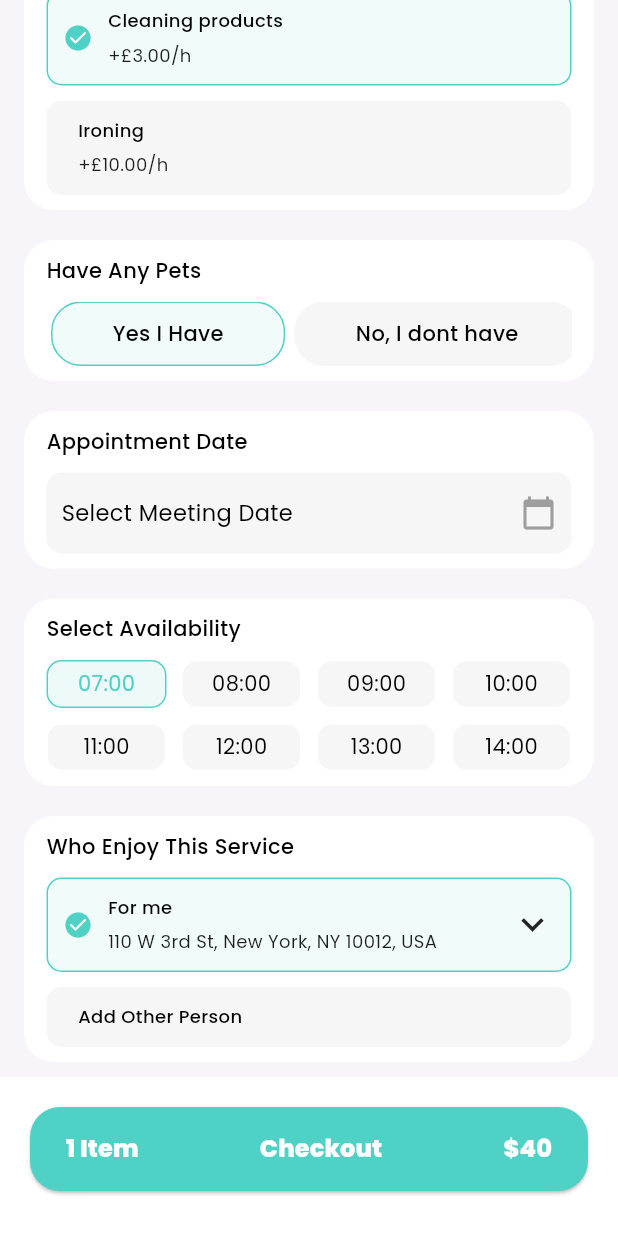
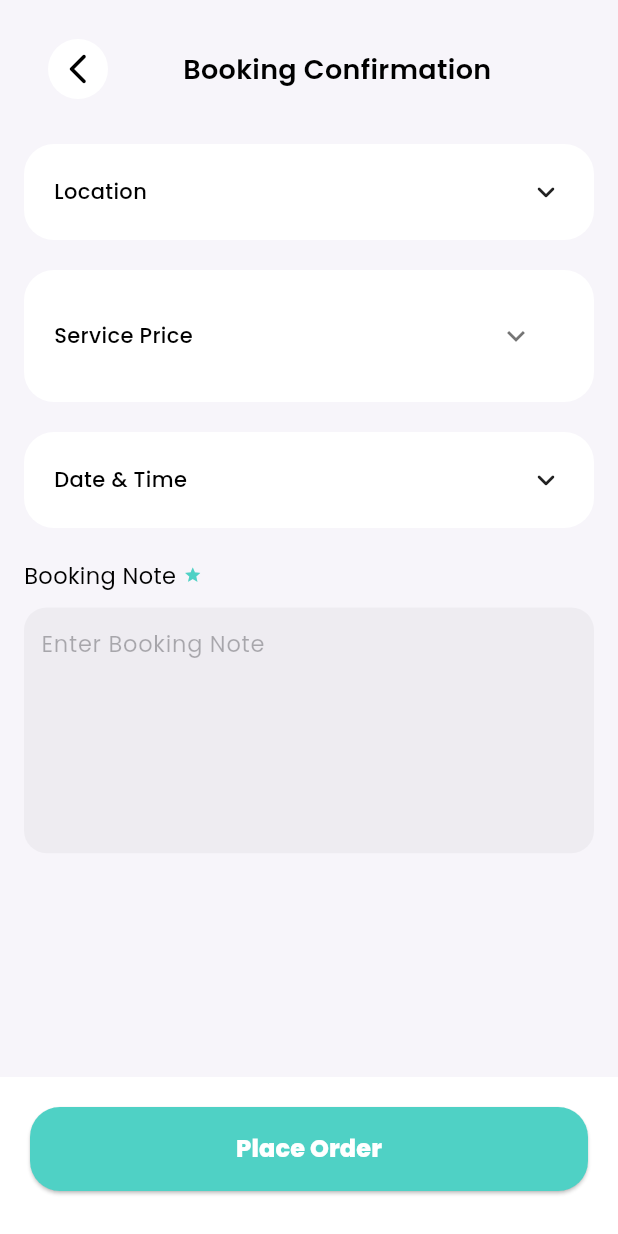
Before and after one commit to Tarikul-Islam-Shykat/epicboymoses, a Flutter app: the AddBookingDetailsScreen2 screen opened by its route, scrolled down 288 dp, after a tap on "1 Item", on a phone screen of 412 x 824 dp. Run offline on Flutter 3.47's test engine with Material 3 defaults, Android fonts, the phone set to English and light mode, and no system bars; our stand-ins replace flutter_easyloading, flutter_screenutil, flutter_spinkit, flutter_svg, fluttertoast, get and 4 more; accounts and stored records are empty.

Commit message:
booking_confirmation_controller.dart done

```diff
--- a/lib/core/global_widegts/custom_text_field.dart
+++ b/lib/core/global_widegts/custom_text_field.dart
@@ -13,11 +13,12 @@ class CustomTextField extends StatelessWidget {
     this.fontWeight,
     this.lineHeight,
   });
+
   final String? hitText;
   final String? title;
   final double? fontSize;
   final FontWeight? fontWeight;
-  final double? lineHeight;
+  final int? lineHeight;
   final TextEditingController controller;
 
   @override
@@ -28,7 +29,7 @@ class CustomTextField extends StatelessWidget {
           children: [
             Text(title ?? "", style: globalTextStyle()),
             SizedBox(width: 5),
-            Icon( Icons.star, color: AppColors.primaryColor, size: 12),
+            Icon(Icons.star, color: AppColors.primaryColor, size: 12),
           ],
         ),
         SizedBox(height: 10),
@@ -39,9 +40,8 @@ class CustomTextField extends StatelessWidget {
           ),
           child: TextFormField(
             controller: controller,
-            style: globalTextStyle(
-              color: Color(0xff1E1E24).withValues(alpha: 0.34),
-            ),
+            maxLines: lineHeight ?? 1,
+            style: globalTextStyle(color: AppColors.blackColor),
             decoration: InputDecoration(
               hintText: hitText ?? "Enter text here",
               hintStyle: globalTextStyle(
--- a/lib/feature/user/add_booking_details/controller/add_booking_details_controller.dart
+++ b/lib/feature/user/add_booking_details/controller/add_booking_details_controller.dart
@@ -63,4 +63,6 @@ class AddBookingDetailsController extends GetxController {
 
 
 
+
+
 }
--- /dev/null
+++ b/lib/feature/user/add_booking_details/controller/booking_confirmation_controller.dart
@@ -0,0 +1,8 @@
+import 'package:get/get.dart';
+
+class BookingConfirmationController extends GetxController{
+  final RxBool isExpanded = false.obs;
+  void changeExpand(){
+    isExpanded.value = !isExpanded.value;
+  }
+}
--- a/lib/feature/user/add_booking_details/screen/add_booking_details_screen2.dart
+++ b/lib/feature/user/add_booking_details/screen/add_booking_details_screen2.dart
@@ -3,6 +3,7 @@ import 'package:epicboymoses/core/global_widegts/custom_button.dart';
 import 'package:epicboymoses/core/global_widegts/custom_text_field.dart';
 import 'package:epicboymoses/core/style/global_text_style.dart';
 import 'package:epicboymoses/feature/user/add_booking_details/controller/add_booking_details_controller.dart';
+import 'package:epicboymoses/route/route.dart';
 import 'package:flutter/material.dart';
 import 'package:flutter_screenutil/flutter_screenutil.dart';
 import 'package:get/get.dart';
@@ -97,7 +98,9 @@ class AddBookingDetailsScreen2 extends StatelessWidget {
                 borderRadius: BorderRadius.circular(20.0),
               ),
             ),
-            onPressed: () {},
+            onPressed: () {
+              Get.toNamed(AppRoute.bookingConfirmationScreen);
+            },
             child: Row(
               mainAxisAlignment: MainAxisAlignment.spaceBetween,
               children: [
--- /dev/null
+++ b/lib/feature/user/add_booking_details/screen/booking_confirmation_screen.dart
@@ -0,0 +1,350 @@
+import 'package:epicboymoses/core/const/app_colors.dart';
+import 'package:epicboymoses/core/global_widegts/custom_button.dart';
+import 'package:epicboymoses/core/global_widegts/custom_text_field.dart';
+import 'package:epicboymoses/core/style/global_text_style.dart';
+import 'package:epicboymoses/feature/user/add_booking_details/controller/booking_confirmation_controller.dart';
+
+import 'package:flutter/material.dart';
+import 'package:get/get.dart';
+import 'package:get/instance_manager.dart';
+import 'package:get/utils.dart';
+
+class BookingConfirmationScreen extends StatelessWidget {
+  const BookingConfirmationScreen({super.key});
+
+  @override
+  Widget build(BuildContext context) {
+    BookingConfirmationController bookingConfirmationController = Get.put(
+      BookingConfirmationController(),
+    );
+    return Scaffold(
+      backgroundColor: AppColors.bgColor,
+      body: SafeArea(
+        child: SingleChildScrollView(
+          padding: const EdgeInsets.all(16),
+          child: Column(
+            children: [
+              // Top AppBar
+              Padding(
+                padding: const EdgeInsets.symmetric(
+                  horizontal: 16.0,
+                  vertical: 10,
+                ),
+                child: Row(
+                  mainAxisAlignment: MainAxisAlignment.start,
+                  children: [
+                    InkWell(
+                      onTap: () => Navigator.pop(context),
+                      child: const CircleAvatar(
+                        backgroundColor: Colors.white,
+                        child: Icon(
+                          Icons.arrow_back_ios_new_rounded,
+                          color: Colors.black,
+                        ),
+                      ),
+                    ),
+                    SizedBox(width: 50),
+                    Text(
+                      "Booking Confirmation",
+                      style: globalTextStyle(
+                        fontWeight: FontWeight.w600,
+                        fontSize: 18,
+                      ),
+                    ),
+                  ],
+                ),
+              ),
+
+              SizedBox(height: 20),
+
+              // body content
+              // Location
+              Container(
+                padding: const EdgeInsets.symmetric(
+                  horizontal: 20,
+                  vertical: 20,
+                ),
+                decoration: BoxDecoration(
+                  color: AppColors.whiteColor,
+                  borderRadius: BorderRadius.circular(20),
+                ),
+                child: Column(
+                  children: [
+                    // heading
+                    Row(
+                      mainAxisAlignment: MainAxisAlignment.spaceBetween,
+                      children: [
+                        Text(
+                          'Location',
+                          style: globalTextStyle(
+                            fontSize: 14,
+                            fontWeight: FontWeight.w500,
+                          ),
+                        ),
+
+                        Icon(Icons.keyboard_arrow_down_rounded),
+                      ],
+                    ),
+                  ],
+                ),
+              ),
+              SizedBox(height: 20),
+
+              // Service Price  test
+              Obx(() {
+                return Container(
+                  padding: const EdgeInsets.symmetric(horizontal: 20, vertical: 20),
+                  decoration: BoxDecoration(
+                    color: AppColors.whiteColor,
+                    borderRadius: BorderRadius.circular(20),
+                  ),
+                  child: ExpansionPanelList(
+                    elevation: 0,
+                    expandedHeaderPadding: EdgeInsets.zero,
+                    expansionCallback: (index, isExpanded) {
+                      bookingConfirmationController.changeExpand();
+                    },
+                    children: [
+                      ExpansionPanel(
+                        backgroundColor: AppColors.whiteColor,
+                        isExpanded: bookingConfirmationController.isExpanded.value,
+                        canTapOnHeader: true,
+                        headerBuilder: (context, isExpanded) {
+                          return Container(
+                            padding: const EdgeInsets.symmetric(vertical: 10),
+
+                            child: Align(
+                              alignment: Alignment.centerLeft,
+                              child: Text(
+                                'Service Price',
+                                style: globalTextStyle(
+                                  fontSize: 14,
+                                  fontWeight: FontWeight.w500,
+                                ),
+                              ),
+                            ),
+                          );
+                        },
+                        body: Column(
+                          children: [
+                            _buildPriceRow('Classic Regular Cleaning', '\$20'),
+                            SizedBox(height: 5),
+                            _buildPriceRow('For 2 hour', '\$20'),
+                            SizedBox(height: 5),
+                            _buildPriceRow('Presence of pets', '\$20'),
+                            SizedBox(height: 5),
+                            const Divider(thickness: 1, color: Colors.grey),
+                            SizedBox(height: 5),
+                            _buildPriceRow(
+                              'Total Bill',
+                              '\$22',
+                              isBold: true,
+                              fontSize: 14,
+                            ),
+                          ],
+                        ),
+                      ),
+                    ],
+                  ),
+                );
+              }),
+
+
+              // Service Price
+              // Container(
+              //   padding: const EdgeInsets.symmetric(
+              //     horizontal: 20,
+              //     vertical: 20,
+              //   ),
+              //   decoration: BoxDecoration(
+              //     color: AppColors.whiteColor,
+              //     borderRadius: BorderRadius.circular(20),
+              //   ),
+              //   child: Column(
+              //     children: [
+              //       // heading
+              //       Row(
+              //         mainAxisAlignment: MainAxisAlignment.spaceBetween,
+              //         children: [
+              //           Text(
+              //             'Service Price',
+              //             style: globalTextStyle(
+              //               fontSize: 14,
+              //               fontWeight: FontWeight.w500,
+              //             ),
+              //           ),
+              //
+              //           Icon(Icons.keyboard_arrow_up_outlined),
+              //         ],
+              //       ),
+              //       SizedBox(height: 10),
+              //       Row(
+              //         mainAxisAlignment: MainAxisAlignment.spaceBetween,
+              //         children: [
+              //           Text(
+              //             'Classic Regular Cleaning',
+              //             style: globalTextStyle(
+              //               color: AppColors.grayColor,
+              //               fontSize: 12,
+              //             ),
+              //           ),
+              //           Text(
+              //             '\$20',
+              //             style: globalTextStyle(
+              //               color: AppColors.grayColor,
+              //               fontSize: 12,
+              //             ),
+              //           ),
+              //         ],
+              //       ),
+              //       SizedBox(height: 5),
+              //       Row(
+              //         mainAxisAlignment: MainAxisAlignment.spaceBetween,
+              //         children: [
+              //           Text(
+              //             'For 2 hour',
+              //             style: globalTextStyle(
+              //               color: AppColors.grayColor,
+              //               fontSize: 12,
+              //             ),
+              //           ),
+              //           Text(
+              //             '\$20',
+              //             style: globalTextStyle(
+              //               color: AppColors.grayColor,
+              //               fontSize: 12,
+              //             ),
+              //           ),
+              //         ],
+              //       ),
+              //       SizedBox(height: 5),
+              //       Row(
+              //         mainAxisAlignment: MainAxisAlignment.spaceBetween,
+              //         children: [
+              //           Text(
+              //             'Presence of pets',
+              //             style: globalTextStyle(
+              //               color: AppColors.grayColor,
+              //               fontSize: 12,
+              //             ),
+              //           ),
+              //           Text(
+              //             '\$20',
+              //             style: globalTextStyle(
+              //               color: AppColors.grayColor,
+              //               fontSize: 12,
+              //             ),
+              //           ),
+              //         ],
+              //       ),
+              //       SizedBox(height: 5),
+              //       const Divider(thickness: 1, color: Colors.grey),
+              //       SizedBox(height: 5),
+              //
+              //       Row(
+              //         mainAxisAlignment: MainAxisAlignment.spaceBetween,
+              //         children: [
+              //           Text(
+              //             'Total Bill',
+              //             style: globalTextStyle(
+              //               color: AppColors.grayColor,
+              //               fontSize: 14,
+              //               fontWeight: FontWeight.bold,
+              //             ),
+              //           ),
+              //           Text(
+              //             '\$22',
+              //             style: globalTextStyle(
+              //               color: AppColors.grayColor,
+              //               fontSize: 14,
+              //               fontWeight: FontWeight.bold,
+              //             ),
+              //           ),
+              //         ],
+              //       ),
+              //     ],
+              //   ),
+              // ),
+              SizedBox(height: 20),
+
+              // Date & TIme
+              Container(
+                padding: const EdgeInsets.symmetric(
+                  horizontal: 20,
+                  vertical: 20,
+                ),
+                decoration: BoxDecoration(
+                  color: AppColors.whiteColor,
+                  borderRadius: BorderRadius.circular(20),
+                ),
+                child: Column(
+                  children: [
+                    // heading
+                    Row(
+                      mainAxisAlignment: MainAxisAlignment.spaceBetween,
+                      children: [
+                        Text(
+                          'Date & Time',
+                          style: globalTextStyle(
+                            fontSize: 14,
+                            fontWeight: FontWeight.w500,
+                          ),
+                        ),
+
+                        Icon(Icons.keyboard_arrow_down_rounded),
+                      ],
+                    ),
+                  ],
+                ),
+              ),
+              SizedBox(height: 20),
+
+              // booking note
+              CustomTextField(
+                title: 'Booking Note',
+                controller: TextEditingController(),
+                hitText: 'Enter Booking Note',
+                lineHeight: 6,
+              ),
+            ],
+          ),
+        ),
+      ),
+      bottomSheet: Container(
+        decoration: BoxDecoration(color: AppColors.whiteColor),
+        padding: EdgeInsets.only(bottom: 30, left: 20, right: 20, top: 20),
+        child: CustomButton(
+          title: "Place Order",
+          onPressed: () {
+            // Get.toNamed(AppRoute.);
+          },
+        ),
+      ),
+    );
+  }
+}
+
+Widget _buildPriceRow(String title, String price,
+    {bool isBold = false, double fontSize = 12}) {
+  return Row(
+    mainAxisAlignment: MainAxisAlignment.spaceBetween,
+    children: [
+      Text(
+        title,
+        style: globalTextStyle(
+          fontSize: fontSize,
+          fontWeight: isBold ? FontWeight.bold : FontWeight.normal,
+          color: AppColors.grayColor,
+        ),
+      ),
+      Text(
+        price,
+        style: globalTextStyle(
+          fontSize: fontSize,
+          fontWeight: isBold ? FontWeight.bold : FontWeight.normal,
+          color: AppColors.grayColor,
+        ),
+      ),
+    ],
+  );
+}
--- a/lib/route/route.dart
+++ b/lib/route/route.dart
@@ -2,6 +2,7 @@ import 'package:epicboymoses/feature/user/add_booking_details/screen/add_booking
 import 'package:epicboymoses/feature/user/add_booking_details/screen/add_booking_details_screen2.dart';
 import 'package:get/get.dart';
 import '../feature/splash_screen/screen/splash_screen.dart';
+import '../feature/user/add_booking_details/screen/booking_confirmation_screen.dart';
 
 class AppRoute {
   static String splashScreen = '/splashScreen';
@@ -10,6 +11,7 @@ class AppRoute {
   static String resetPassScreen = "/resetPassScreen";
   static String addBookingDetails1Screen = "/addBookingDetails1";
   static String addBookingDetails2Screen = "/addBookingDetails2";
+  static String bookingConfirmationScreen = "/bookingConfirmation";
 
   static String getSplashScreen() => splashScreen;
 
@@ -17,5 +19,6 @@ class AppRoute {
     GetPage(name: splashScreen, page: () => const SplashScreen()),
     GetPage(name: addBookingDetails1Screen, page: () => const AddBookingDetailsScreen1()),
     GetPage(name: addBookingDetails2Screen, page: () => const AddBookingDetailsScreen2()),
+    GetPage(name: bookingConfirmationScreen, page: () => const BookingConfirmationScreen()),
   ];
 }
```
